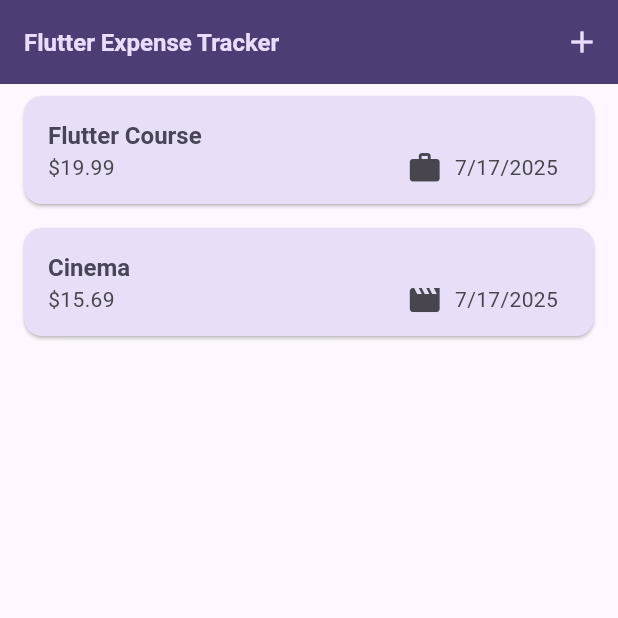
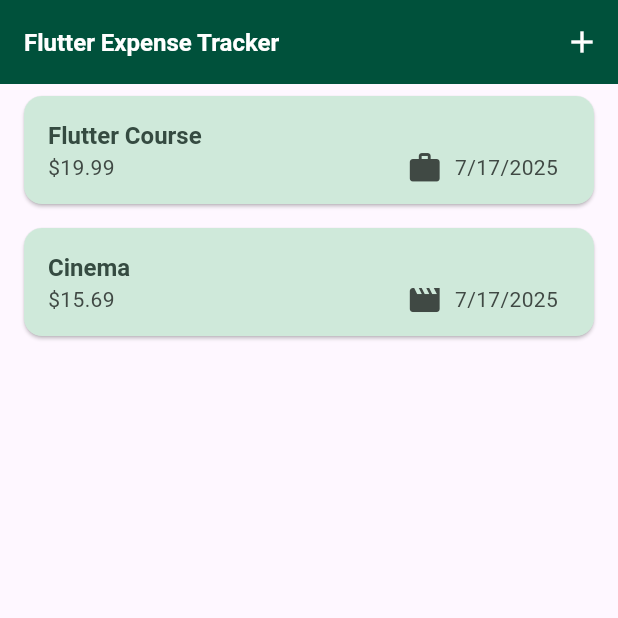
Before and after one commit to Yohannes-F21/flutter_expense_tracker, a Flutter app: the screen it shows after launch, on a phone screen of 412 x 824 dp, the top half of it. Run offline on Flutter 3.47's test engine with Material 3 defaults, Android fonts, the phone set to English and light mode, and no system bars.

Commit message:
Update color scheme and enhance AppBar styling for better visibility

```diff
--- a/lib/main.dart
+++ b/lib/main.dart
@@ -2,9 +2,7 @@ import 'package:flutter/material.dart';
 
 import 'package:expense_tracker/widgets/expenses.dart';
 
-var kColorScheme = ColorScheme.fromSeed(
-  seedColor: const Color.fromARGB(255, 96, 59, 181),
-);
+var kColorScheme = ColorScheme.fromSeed(seedColor: const Color(0xFF06D6A0));
 
 var kDarkColorScheme = ColorScheme.fromSeed(
   brightness: Brightness.dark,
--- a/lib/widgets/expenses.dart
+++ b/lib/widgets/expenses.dart
@@ -71,11 +71,16 @@ class _ExpensesState extends State<Expenses> {
   Widget build(BuildContext context) {
     return Scaffold(
       appBar: AppBar(
-        title: const Text('Flutter Expense Tracker'),
+        title: const Text(
+          'Flutter Expense Tracker',
+          style: TextStyle(color: Colors.white),
+        ),
         actions: [
           IconButton(
             icon: const Icon(Icons.add),
             onPressed: _openAddExpenseOverlay,
+            color: Colors.white,
+            hoverColor: Theme.of(context).colorScheme.onSurface,
           ),
         ],
       ),
```
Also changed, not shown: 1 other file.
